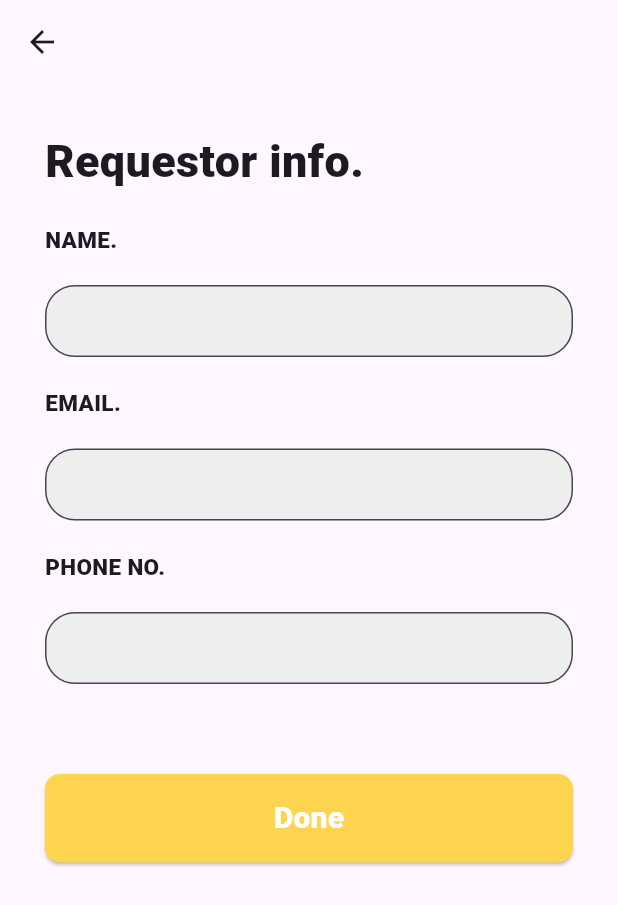
After one commit to ChrisKamanzi/lost-and-found, a Flutter app: the upload_image screen opened by its route, after a tap on "Continue", on a phone screen of 412 x 824 dp. The commit adds this screen. Shown: the top 905 px of the screen. Run offline on Flutter 3.47's test engine with Material 3 defaults, Android fonts, the light colour scheme and no system bars; our stand-ins replace go_router, google_fonts, riverpod; Roboto replaces fonts that are missing (Brawler).

Commit message:
added a create_ad_reg.dart file select_pic.dart file

```diff
--- a/lib/create_Ad/create_ad_reg.dart
+++ b/lib/create_Ad/create_ad_reg.dart
@@ -1,4 +1,5 @@
 import 'package:flutter/material.dart';
+import 'package:go_router/go_router.dart';
 import 'package:google_fonts/google_fonts.dart';
 import 'package:lost_and_found/create_Ad/select_pic.dart';
 import 'package:lost_and_found/widgets/elevated_button.dart';
@@ -21,6 +22,7 @@ class _create_ad_regState extends State<create_ad_reg> {
     final List<String> category = ['Mobile', 'Laptop', 'Documents'];
 
     return Scaffold(appBar: AppBar(
+      automaticallyImplyLeading: true,
     ),
       body: SingleChildScrollView(
         child: Padding(
@@ -206,9 +208,7 @@ class _create_ad_regState extends State<create_ad_reg> {
                   dropdownColor: Colors.grey.shade100,
                 ),
               ),              SizedBox(height: 20),
-              button(text: 'Contine', onPressed: () {
-                Navigator.push(context, MaterialPageRoute(builder: (context) => select_pic()));
-              }),
+              button(text: 'Contine', onPressed: ()=> context.push('/select_pic')),
             ],
           ),
         ),
--- /dev/null
+++ b/lib/create_Ad/requestor_info.dart
@@ -0,0 +1,75 @@
+import 'package:flutter/material.dart';
+import 'package:go_router/go_router.dart';
+import 'package:google_fonts/google_fonts.dart';
+import 'package:lost_and_found/widgets/elevated_button.dart';
+import 'package:lost_and_found/widgets/text_field.dart';
+
+class requestor_info extends StatelessWidget {
+  const requestor_info({super.key});
+
+  @override
+  Widget build(BuildContext context) {
+    return Scaffold(
+      appBar: AppBar(automaticallyImplyLeading: true,),
+      body: SingleChildScrollView(
+        child: Padding(
+          padding: const EdgeInsets.only(left: 30, right: 30, top: 30),
+          child: Column(
+            crossAxisAlignment: CrossAxisAlignment.start,
+            children: [
+              Text(
+                'Requestor info.',
+                style: GoogleFonts.brawler(
+                  textStyle: TextStyle(
+                    fontSize: 30,
+
+                    fontWeight: FontWeight.w800,
+                  ),
+                ),
+              ),
+              SizedBox(height: 20),
+
+              Text(
+                'NAME.',
+                style: GoogleFonts.brawler(
+                  textStyle: TextStyle(
+                    fontWeight: FontWeight.w800,
+                    fontSize: 15,
+                  ),
+                ),
+              ),
+              SizedBox(height: 20),
+              textfield(),
+              SizedBox(height: 20),
+              Text(
+                'EMAIL.',
+                style: GoogleFonts.brawler(
+                  textStyle: TextStyle(
+                    fontWeight: FontWeight.w800,
+                    fontSize: 15,
+                  ),
+                ),
+              ),
+              SizedBox(height: 20),
+              textfield(),
+              SizedBox(height: 20),
+              Text(
+                'PHONE NO.',
+                style: GoogleFonts.brawler(
+                  textStyle: TextStyle(
+                    fontWeight: FontWeight.w800,
+                    fontSize: 15,
+                  ),
+                ),
+              ),
+              SizedBox(height: 20),
+              textfield(),
+              SizedBox(height: 60),
+              button(text: 'Done', onPressed: ()=> context.push('/home')),
+            ],
+          ),
+        ),
+      ),
+    );
+  }
+}
--- a/lib/create_Ad/upload_image.dart
+++ b/lib/create_Ad/upload_image.dart
@@ -1,5 +1,8 @@
 import 'package:flutter/material.dart';
+import 'package:go_router/go_router.dart';
 import 'package:google_fonts/google_fonts.dart';
+import 'package:lost_and_found/create_Ad/requestor_info.dart';
+import 'package:lost_and_found/create_Ad/select_pic.dart';
 import 'package:lost_and_found/widgets/elevated_button.dart';
 
 class upload_image extends StatelessWidget {
@@ -8,8 +11,9 @@ class upload_image extends StatelessWidget {
   @override
   Widget build(BuildContext context) {
     return Scaffold(
-      appBar: AppBar(),
-      body: Padding(
+      appBar: AppBar(automaticallyImplyLeading: true,),
+      body: SingleChildScrollView(
+        child: Padding(
           padding: const EdgeInsets.only(left: 30, right: 50),
           child: Column(
             crossAxisAlignment: CrossAxisAlignment.start,
@@ -102,8 +106,9 @@ class upload_image extends StatelessWidget {
 
               SizedBox(height: 80),
 
-            button(text: 'Continue', onPressed: (){})
+              button(text: 'Continue', onPressed: ()=> context.push('/requestor_info'))
             ],
+          ),
         ),
       ),
     );
--- a/lib/main.dart
+++ b/lib/main.dart
@@ -1,5 +1,9 @@
 import 'package:flutter/material.dart';
 import 'package:go_router/go_router.dart';
+import 'package:lost_and_found/create_Ad/create_ad_reg.dart';
+import 'package:lost_and_found/create_Ad/requestor_info.dart';
+import 'package:lost_and_found/create_Ad/select_pic.dart';
+import 'package:lost_and_found/create_Ad/upload_image.dart';
 import 'package:lost_and_found/pages/authentication/home_login .dart';
 import 'package:lost_and_found/pages/authentication/login.dart';
 import 'package:lost_and_found/pages/authentication/sign_up.dart';
@@ -68,6 +72,37 @@ final GoRouter _router = GoRouter(
       builder: (BuildContext context, GoRouterState state){
         return lost_found_items ();
       }
-    )
+    ),
+    GoRoute(
+        path: '/requestor_info',
+        builder: (BuildContext context, GoRouterState state){
+          return requestor_info();
+        }
+    ),
+    GoRoute(
+        path: '/upload_image',
+        builder: (BuildContext context, GoRouterState state){
+          return upload_image();
+        }
+    ),
+    GoRoute(
+        path: '/create_add',
+        builder: (BuildContext context, GoRouterState state){
+          return create_ad_reg();
+        }
+    ),
+    GoRoute(
+        path: '/select_pic',
+        builder: (BuildContext context, GoRouterState state){
+          return select_pic();
+        }
+    ),
+    GoRoute(
+        path: '/lost_found',
+        builder: (BuildContext context, GoRouterState state){
+          return lost_found_items();
+        }
+    ),
+
   ],
 );
--- a/lib/pages/home/lost_found_items.dart
+++ b/lib/pages/home/lost_found_items.dart
@@ -30,6 +30,7 @@ class _homeState extends State<lost_found_items > with SingleTickerProviderState
   Widget build(BuildContext context) {
     return Scaffold(
       appBar: AppBar(
+        automaticallyImplyLeading: true,
         title: Padding(
           padding: const EdgeInsets.only(left: 10),
           child: Align(
--- a/lib/widgets/text_field.dart
+++ b/lib/widgets/text_field.dart
@@ -29,7 +29,7 @@ class textfield extends StatelessWidget {
         decoration: InputDecoration(
           filled: true,
           fillColor: Colors.grey.shade200,
-          contentPadding: EdgeInsets.symmetric(vertical: 10, horizontal: 12),
+          contentPadding: EdgeInsets.symmetric(vertical: 8, horizontal: 12),
           border: OutlineInputBorder(
               borderRadius: BorderRadius.circular(20)
           ),
```
Also changed, not shown: lib/create_Ad/select_pic.dart (+15 -10 lines), lib/pages/home/home.dart (+2 -13 lines). Lines whose indentation alone changed are shown as unchanged.
